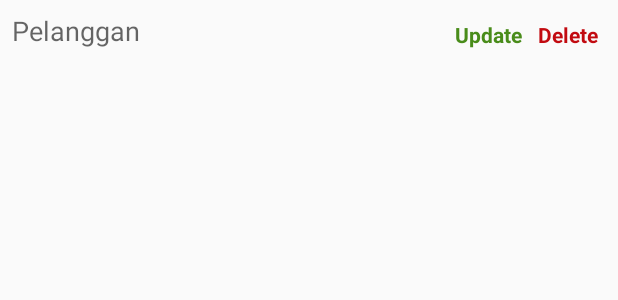
After one commit to soyidwahyud/laundry_Argan, an Android app: the layout layout_pelanggan_list.xml on its own in the app's theme, with its tools: preview values and no code run, on a phone screen of 412 x 824 dp. The commit adds this screen. Shown: the top 300 px of the screen. Run offline under Robolectric (Android 15) with nearby library versions, the phone set to English and light mode, and no system bars.

Commit message:
(update) create pelanggan

```diff
--- a/app/src/main/java/com/example/laundryargan/model_class/pelanggan.java
+++ b/app/src/main/java/com/example/laundryargan/model_class/pelanggan.java
@@ -1,7 +1,7 @@
 package com.example.laundryargan.model_class;
 
 import java.io.Serializable;
-class pelanggan {
+public class pelanggan {
     private int idpelanggan;
     private String nama_pelanggan, no_hp;
 
--- /dev/null
+++ b/app/src/main/res/layout/layout_pelanggan_list.xml
@@ -0,0 +1,41 @@
+<?xml version="1.0" encoding="utf-8"?>
+<RelativeLayout xmlns:android="http://schemas.android.com/apk/res/android"
+    android:layout_width="match_parent"
+    android:layout_height="match_parent"
+    android:orientation="horizontal"
+    android:padding="8dp">
+
+
+    <TextView
+        android:id="@+id/textViewName"
+        android:layout_width="wrap_content"
+        android:layout_height="wrap_content"
+        android:layout_alignParentLeft="true"
+        android:layout_weight="8"
+        android:text="Pelanggan"
+        android:textAppearance="@style/Base.TextAppearance.AppCompat.Medium" />
+
+
+    <TextView
+        android:textStyle="bold"
+        android:id="@+id/textViewUpdate"
+        android:layout_width="wrap_content"
+        android:layout_height="wrap_content"
+        android:layout_alignBottom="@+id/textViewDelete"
+        android:layout_toLeftOf="@+id/textViewDelete"
+        android:layout_toStartOf="@+id/textViewDelete"
+        android:padding="5dp"
+        android:text="Update"
+        android:textColor="#498C1A" />
+
+    <TextView
+        android:textStyle="bold"
+        android:id="@+id/textViewDelete"
+        android:layout_width="wrap_content"
+        android:layout_height="wrap_content"
+        android:layout_alignParentRight="true"
+        android:padding="5dp"
+        android:text="Delete"
+        android:textColor="#C20A10" />
+
+</RelativeLayout>
```
Also changed, not shown: app/src/main/java/com/example/laundryargan/MainActivity.java (+89 -0 lines).
